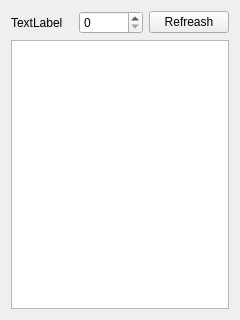
Old version of the form src/Tweedia/mdichild/txtvw-stdout.ui in the repository tweedia/Tweedia.
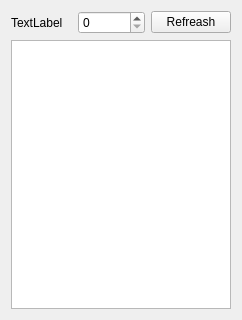
New version of the form.

Commit message: Add spinbox to TxtvwStdout

```diff
--- a/src/Tweedia/mdichild/txtvw-stdout.ui
+++ b/src/Tweedia/mdichild/txtvw-stdout.ui
@@ -6,7 +6,7 @@
    <rect>
     <x>0</x>
     <y>0</y>
-    <width>240</width>
+    <width>242</width>
     <height>320</height>
    </rect>
   </property>
@@ -15,7 +15,11 @@
   </property>
   <layout class="QGridLayout" name="gridLayout">
    <item row="0" column="1">
-    <widget class="QSpinBox" name="spinBox"/>
+    <widget class="QSpinBox" name="spinBox">
+     <property name="maximum">
+      <number>16777216</number>
+     </property>
+    </widget>
    </item>
    <item row="1" column="0" colspan="3">
     <widget class="QTextBrowser" name="textBrowser"/>
```
The commit also changes 2 other files.
